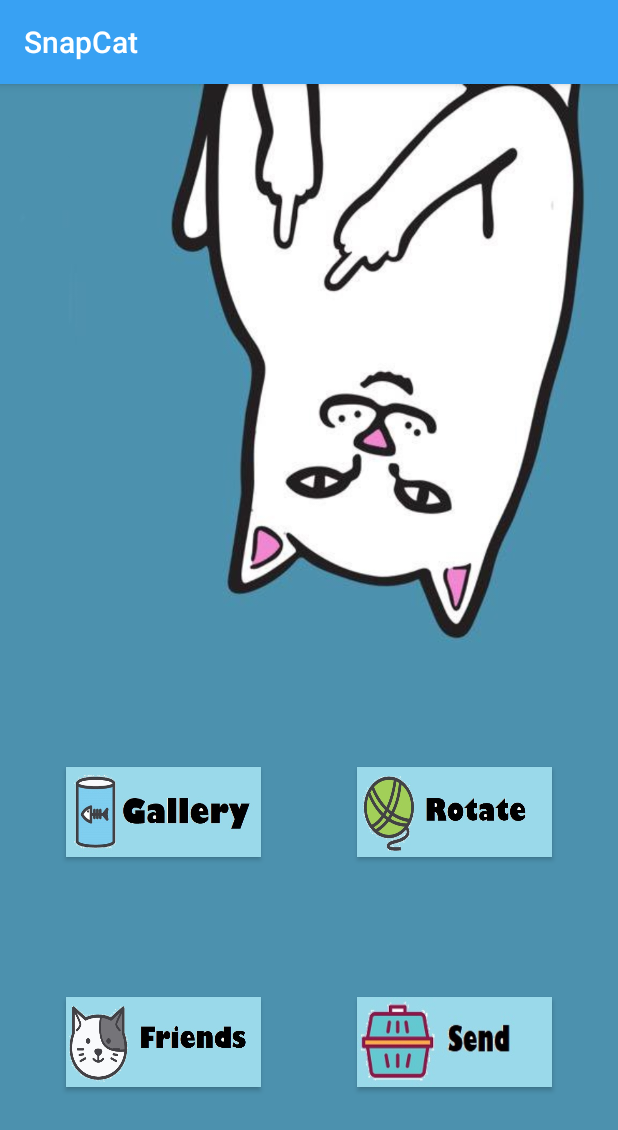
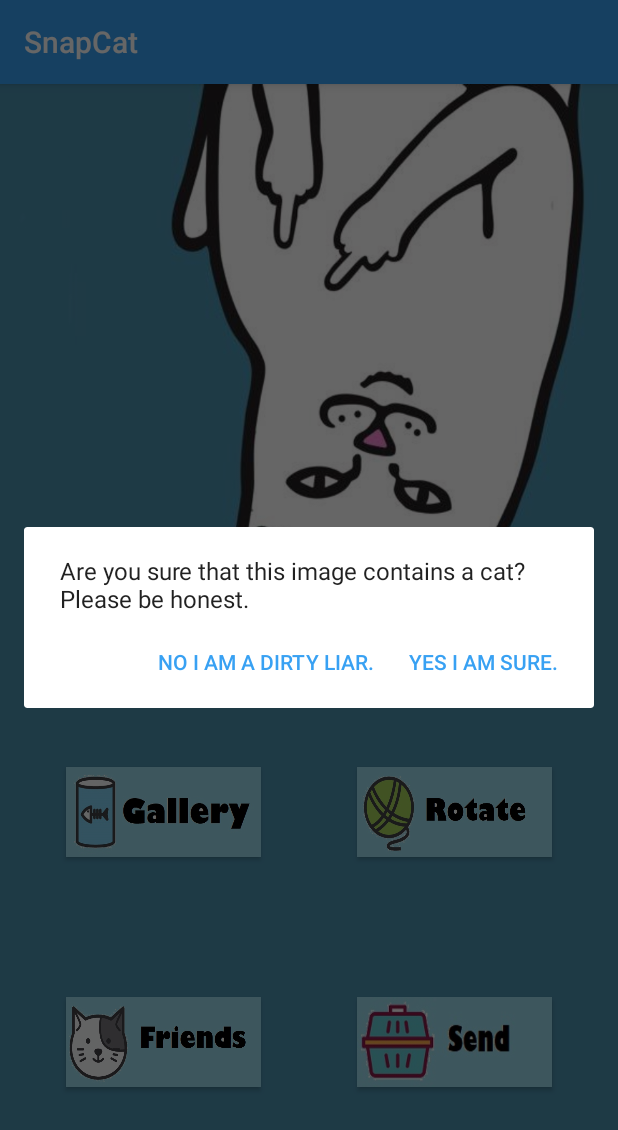
Before and after one commit to jonlee96/SnapCat, an Android app: the screen it shows after launch (MainActivity), after a tap on an icon or button, on a phone screen of 412 x 824 dp. Shown: the top 1130 px of the screen. Run offline under Robolectric (Android 15) with nearby library versions, the phone set to English and light mode, and no system bars.

Commit message:
Added send feature

```diff
--- a/app/src/main/java/com/example/snapcat/MainActivity.java
+++ b/app/src/main/java/com/example/snapcat/MainActivity.java
@@ -1,5 +1,7 @@
 package com.example.snapcat;
 
+import android.app.AlertDialog;
+import android.content.DialogInterface;
 import android.support.v7.app.AppCompatActivity;
 import android.os.Bundle;
 
@@ -72,9 +74,30 @@ public class MainActivity extends AppCompatActivity {
 
     public void onClickSend(View view)
     {
-//        TextView hiText = findViewById(R.id.helloWorldTextView);
-//        hiText.setText("You have no friends right now! No one to send to :(");
-//        hiText.setVisibility(View.VISIBLE);
+        AlertDialog.Builder builder = new AlertDialog.Builder(this);
+        builder.setMessage("Are you sure that this image contains a cat? Please be honest.");
+        builder.setCancelable(true);
+        builder.setPositiveButton(
+                "Yes I am sure.",
+                new DialogInterface.OnClickListener() {
+                    @Override
+                    public void onClick(DialogInterface dialog, int id) {
+                        dialog.cancel();
+                    }
+                }
+        );
+
+        builder.setNegativeButton(
+                "No I am a dirty liar.",
+                new DialogInterface.OnClickListener() {
+                    @Override
+                    public void onClick(DialogInterface dialog, int id) {
+                        dialog.cancel();
+                    }
+                }
+        );
+        AlertDialog alert = builder.create();
+        alert.show();
     }
 
     public void onClickRotate(View view)
```
